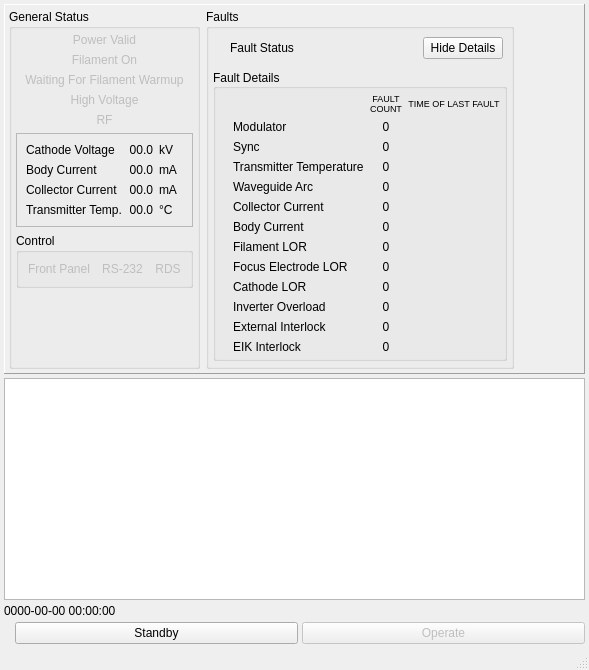
Before: the Qt Designer form src/hcr_xmit/HcrXmitCtlMainWindow.ui in NCAR/HCR_instrument, drawn with Qt 5.
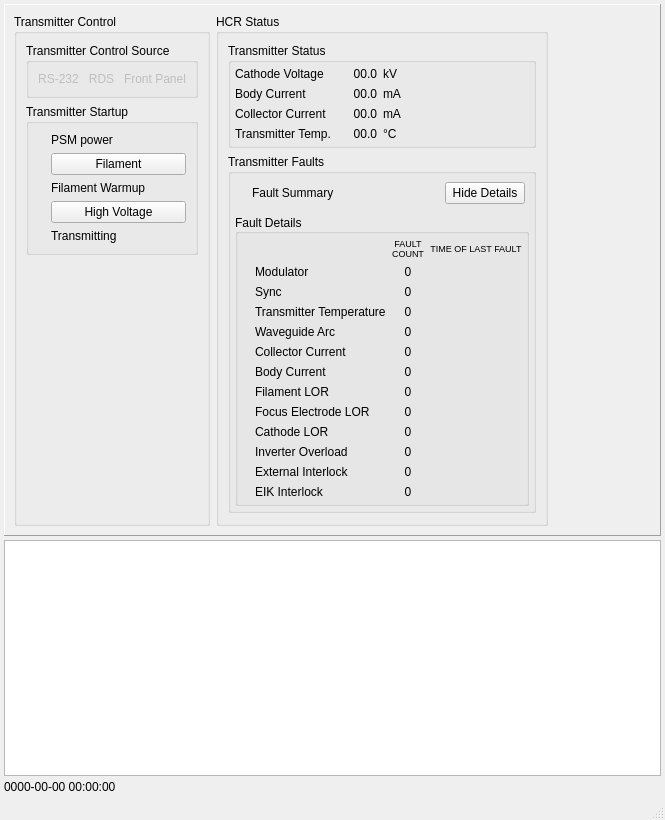
After: the same form once the commit is applied. Icons and pictures are not drawn.

Commit message: Shifted some information in the UI to clean it up and make it more clear. Transmitter start is now presented as a start sequence.

Diff of the .ui file:
```diff
--- a/src/hcr_xmit/HcrXmitCtlMainWindow.ui
+++ b/src/hcr_xmit/HcrXmitCtlMainWindow.ui
@@ -6,8 +6,8 @@
    <rect>
     <x>0</x>
     <y>0</y>
-    <width>589</width>
-    <height>670</height>
+    <width>665</width>
+    <height>820</height>
    </rect>
   </property>
   <property name="windowTitle">
@@ -36,106 +36,235 @@
        <enum>QFrame::Raised</enum>
       </property>
       <layout class="QHBoxLayout" name="horizontalLayout_3">
-       <property name="margin">
-        <number>4</number>
-       </property>
+       <item>
+        <widget class="QGroupBox" name="xmitterControlBox">
+         <property name="title">
+          <string>Transmitter Control</string>
+         </property>
+         <layout class="QVBoxLayout" name="verticalLayout_4">
+          <item>
+           <widget class="QGroupBox" name="controlSourceBox">
+            <property name="title">
+             <string>Transmitter Control Source</string>
+            </property>
+            <layout class="QHBoxLayout" name="horizontalLayout">
+             <item>
+              <widget class="QLabel" name="rs232Label">
+               <property name="enabled">
+                <bool>false</bool>
+               </property>
+               <property name="text">
+                <string>RS-232</string>
+               </property>
+               <property name="alignment">
+                <set>Qt::AlignCenter</set>
+               </property>
+              </widget>
+             </item>
+             <item>
+              <widget class="QLabel" name="rdsLabel">
+               <property name="enabled">
+                <bool>false</bool>
+               </property>
+               <property name="text">
+                <string>RDS</string>
+               </property>
+               <property name="alignment">
+                <set>Qt::AlignCenter</set>
+               </property>
+              </widget>
+             </item>
+             <item>
+              <widget class="QLabel" name="frontPanelLabel">
+               <property name="enabled">
+                <bool>false</bool>
+               </property>
+               <property name="text">
+                <string>Front Panel</string>
+               </property>
+               <property name="alignment">
+                <set>Qt::AlignCenter</set>
+               </property>
+              </widget>
+             </item>
+            </layout>
+           </widget>
+          </item>
+          <item>
+           <widget class="QGroupBox" name="xmitterStartBox">
+            <property name="title">
+             <string>Transmitter Startup</string>
+            </property>
+            <layout class="QGridLayout" name="gridLayout_3">
+             <item row="1" column="1">
+              <widget class="QPushButton" name="filamentButton">
+               <property name="enabled">
+                <bool>true</bool>
+               </property>
+               <property name="sizePolicy">
+                <sizepolicy hsizetype="MinimumExpanding" vsizetype="Preferred">
+                 <horstretch>0</horstretch>
+                 <verstretch>0</verstretch>
+                </sizepolicy>
+               </property>
+               <property name="text">
+                <string>Filament</string>
+               </property>
+              </widget>
+             </item>
+             <item row="2" column="1">
+              <widget class="QLabel" name="filamentWarmupLabel">
+               <property name="enabled">
+                <bool>true</bool>
+               </property>
+               <property name="text">
+                <string>Filament Warmup</string>
+               </property>
+              </widget>
+             </item>
+             <item row="3" column="1">
+              <widget class="QPushButton" name="hvButton">
+               <property name="enabled">
+                <bool>true</bool>
+               </property>
+               <property name="sizePolicy">
+                <sizepolicy hsizetype="MinimumExpanding" vsizetype="Preferred">
+                 <horstretch>0</horstretch>
+                 <verstretch>0</verstretch>
+                </sizepolicy>
+               </property>
+               <property name="text">
+                <string>High Voltage</string>
+               </property>
+               <property name="flat">
+                <bool>false</bool>
+               </property>
+              </widget>
+             </item>
+             <item row="1" column="0">
+              <widget class="QLabel" name="filamentIcon">
+               <property name="text">
+                <string/>
+               </property>
+               <property name="pixmap">
+                <pixmap resource="HcrXmitCtlMainWindow.qrc">:/greenLED_off.png</pixmap>
+               </property>
+              </widget>
+             </item>
+             <item row="2" column="0">
+              <widget class="QLabel" name="filamentWarmupIcon">
+               <property name="text">
+                <string/>
+               </property>
+               <property name="pixmap">
+                <pixmap resource="HcrXmitCtlMainWindow.qrc">:/greenLED_off.png</pixmap>
+               </property>
+              </widget>
+             </item>
+             <item row="3" column="0">
+              <widget class="QLabel" name="hvIcon">
+               <property name="text">
+                <string/>
+               </property>
+               <property name="pixmap">
+                <pixmap resource="HcrXmitCtlMainWindow.qrc">:/greenLED_off.png</pixmap>
+               </property>
+              </widget>
+             </item>
+             <item row="4" column="0">
+              <widget class="QLabel" name="xmittingIcon">
+               <property name="text">
+                <string/>
+               </property>
+               <property name="pixmap">
+                <pixmap resource="HcrXmitCtlMainWindow.qrc">:/greenLED_off.png</pixmap>
+               </property>
+              </widget>
+             </item>
+             <item row="4" column="1">
+              <widget class="QLabel" name="xmittingLabel">
+               <property name="text">
+                <string>Transmitting</string>
+               </property>
+              </widget>
+             </item>
+             <item row="0" column="0">
+              <widget class="QLabel" name="powerValidIcon">
+               <property name="enabled">
+                <bool>true</bool>
+               </property>
+               <property name="text">
+                <string/>
+               </property>
+               <property name="pixmap">
+                <pixmap resource="HcrXmitCtlMainWindow.qrc">:/greenLED_off.png</pixmap>
+               </property>
+               <property name="alignment">
+                <set>Qt::AlignCenter</set>
+               </property>
+              </widget>
+             </item>
+             <item row="0" column="1">
+              <widget class="QLabel" name="powerValidLabel">
+               <property name="text">
+                <string>PSM power</string>
+               </property>
+              </widget>
+             </item>
+            </layout>
+           </widget>
+          </item>
+          <item>
+           <spacer name="verticalSpacer_2">
+            <property name="orientation">
+             <enum>Qt::Vertical</enum>
+            </property>
+            <property name="sizeHint" stdset="0">
+             <size>
+              <width>20</width>
+              <height>40</height>
+             </size>
+            </property>
+           </spacer>
+          </item>
+         </layout>
+        </widget>
+       </item>
        <item>
         <widget class="QGroupBox" name="statusBox">
-         <property name="sizePolicy">
-          <sizepolicy hsizetype="Preferred" vsizetype="MinimumExpanding">
-           <horstretch>0</horstretch>
-           <verstretch>0</verstretch>
-          </sizepolicy>
-         </property>
          <property name="title">
-          <string>General Status</string>
-         </property>
-         <property name="flat">
-          <bool>false</bool>
-         </property>
-         <property name="checkable">
-          <bool>false</bool>
+          <string>HCR Status</string>
          </property>
          <layout class="QVBoxLayout" name="verticalLayout_2">
+          <item>
+           <widget class="QGroupBox" name="xmitterStatusBox">
+            <property name="sizePolicy">
+             <sizepolicy hsizetype="Preferred" vsizetype="MinimumExpanding">
+              <horstretch>0</horstretch>
+              <verstretch>0</verstretch>
+             </sizepolicy>
+            </property>
+            <property name="title">
+             <string>Transmitter Status</string>
+            </property>
+            <property name="flat">
+             <bool>false</bool>
+            </property>
+            <property name="checkable">
+             <bool>false</bool>
+            </property>
+            <layout class="QGridLayout" name="gridLayout_4" columnstretch="0,0,100" columnminimumwidth="0,40,0">
           <property name="margin">
            <number>4</number>
           </property>
-          <item>
-           <widget class="QLabel" name="powerValidLabel">
-            <property name="enabled">
-             <bool>false</bool>
-            </property>
-            <property name="text">
-             <string>Power Valid</string>
-            </property>
-            <property name="alignment">
-             <set>Qt::AlignCenter</set>
-            </property>
-           </widget>
-          </item>
-          <item>
-           <widget class="QLabel" name="filamentOnLabel">
-            <property name="enabled">
-             <bool>false</bool>
-            </property>
-            <property name="text">
-             <string>Filament On</string>
-            </property>
-            <property name="alignment">
-             <set>Qt::AlignCenter</set>
-            </property>
-           </widget>
-          </item>
-          <item>
-           <widget class="QLabel" name="filamentDelayLabel">
-            <property name="enabled">
-             <bool>false</bool>
-            </property>
-            <property name="text">
-             <string>Waiting For Filament Warmup</string>
-            </property>
-            <property name="alignment">
-             <set>Qt::AlignCenter</set>
-            </property>
-           </widget>
-          </item>
-          <item>
-           <widget class="QLabel" name="highVoltageLabel">
-            <property name="enabled">
-             <bool>false</bool>
-            </property>
-            <property name="text">
-             <string>High Voltage</string>
-            </property>
-            <property name="alignment">
-             <set>Qt::AlignCenter</set>
-            </property>
-           </widget>
-          </item>
-          <item>
-           <widget class="QLabel" name="rfLabel">
-            <property name="enabled">
-             <bool>false</bool>
-            </property>
-            <property name="text">
-             <string>RF</string>
-            </property>
-            <property name="alignment">
-             <set>Qt::AlignCenter</set>
-            </property>
-           </widget>
-          </item>
-          <item>
-           <widget class="QFrame" name="frame">
-            <property name="frameShape">
-             <enum>QFrame::StyledPanel</enum>
-            </property>
-            <property name="frameShadow">
-             <enum>QFrame::Raised</enum>
-            </property>
-            <layout class="QGridLayout" name="gridLayout">
              <item row="0" column="0">
               <widget class="QLabel" name="cathodeVoltageTitle">
+               <property name="sizePolicy">
+                <sizepolicy hsizetype="Minimum" vsizetype="Preferred">
+                 <horstretch>0</horstretch>
+                 <verstretch>0</verstretch>
+                </sizepolicy>
+               </property>
                <property name="text">
                 <string>Cathode Voltage </string>
                </property>
@@ -143,6 +272,12 @@
              </item>
              <item row="0" column="1">
               <widget class="QLabel" name="cathodeVoltageValue">
+               <property name="sizePolicy">
+                <sizepolicy hsizetype="Preferred" vsizetype="Preferred">
+                 <horstretch>0</horstretch>
+                 <verstretch>0</verstretch>
+                </sizepolicy>
+               </property>
                <property name="text">
                 <string>00.0</string>
                </property>
@@ -166,6 +301,12 @@
              </item>
              <item row="1" column="0">
               <widget class="QLabel" name="bodyCurrentTitle">
+               <property name="sizePolicy">
+                <sizepolicy hsizetype="Minimum" vsizetype="Preferred">
+                 <horstretch>0</horstretch>
+                 <verstretch>0</verstretch>
+                </sizepolicy>
+               </property>
                <property name="text">
                 <string>Body Current </string>
                </property>
@@ -194,32 +335,14 @@
                </property>
               </widget>
              </item>
-             <item row="3" column="1">
-              <widget class="QLabel" name="xmitterTempValue">
-               <property name="text">
-                <string>&lt;html&gt;&lt;head/&gt;&lt;body&gt;&lt;p&gt;00.0&lt;/p&gt;&lt;/body&gt;&lt;/html&gt;</string>
-               </property>
-               <property name="alignment">
-                <set>Qt::AlignRight|Qt::AlignTrailing|Qt::AlignVCenter</set>
-               </property>
-              </widget>
-             </item>
-             <item row="3" column="2">
-              <widget class="QLabel" name="xmitterTempUnits">
-               <property name="text">
-                <string>°C</string>
-               </property>
-              </widget>
-             </item>
-             <item row="3" column="0">
-              <widget class="QLabel" name="xmitterTempTitle">
-               <property name="text">
-                <string>Transmitter Temp.</string>
-               </property>
-              </widget>
-             </item>
              <item row="2" column="0">
               <widget class="QLabel" name="collectorCurrentTitle">
+               <property name="sizePolicy">
+                <sizepolicy hsizetype="Minimum" vsizetype="Preferred">
+                 <horstretch>0</horstretch>
+                 <verstretch>0</verstretch>
+                </sizepolicy>
+               </property>
                <property name="text">
                 <string>Collector Current</string>
                </property>
@@ -248,72 +371,47 @@
                </property>
               </widget>
              </item>
-            </layout>
-           </widget>
-          </item>
-          <item>
-           <widget class="QGroupBox" name="controlBox">
-            <property name="title">
-             <string>Control</string>
-            </property>
-            <layout class="QHBoxLayout" name="horizontalLayout">
-             <property name="spacing">
-              <number>12</number>
-             </property>
-             <item>
-              <widget class="QLabel" name="frontPanelLabel">
-               <property name="enabled">
-                <bool>false</bool>
-               </property>
+             <item row="3" column="0">
+              <widget class="QLabel" name="xmitterTempTitle">
+               <property name="sizePolicy">
+                <sizepolicy hsizetype="Minimum" vsizetype="Preferred">
+                 <horstretch>0</horstretch>
+                 <verstretch>0</verstretch>
+                </sizepolicy>
+               </property>
                <property name="text">
-                <string>Front Panel</string>
+                <string>Transmitter Temp.</string>
                </property>
-               <property name="alignment">
-                <set>Qt::AlignCenter</set>
-               </property>
               </widget>
              </item>
-             <item>
-              <widget class="QLabel" name="rs232Label">
-               <property name="enabled">
-                <bool>false</bool>
+             <item row="3" column="1">
+              <widget class="QLabel" name="xmitterTempValue">
+               <property name="sizePolicy">
+                <sizepolicy hsizetype="Preferred" vsizetype="Preferred">
+                 <horstretch>0</horstretch>
+                 <verstretch>0</verstretch>
+                </sizepolicy>
                </property>
                <property name="text">
-                <string>RS-232</string>
+                <string>00.0</string>
                </property>
                <property name="alignment">
-                <set>Qt::AlignCenter</set>
+                <set>Qt::AlignRight|Qt::AlignTrailing|Qt::AlignVCenter</set>
                </property>
               </widget>
              </item>
-             <item>
-              <widget class="QLabel" name="rdsLabel">
-               <property name="enabled">
-                <bool>false</bool>
+             <item row="3" column="2">
+              <widget class="QLabel" name="xmitterTempUnits">
+               <property name="sizePolicy">
+                <sizepolicy hsizetype="Minimum" vsizetype="Preferred">
+                 <horstretch>0</horstretch>
+                 <verstretch>0</verstretch>
+                </sizepolicy>
                </property>
                <property name="text">
-                <string>RDS</string>
+                <string>°C</string>
                </property>
-               <property name="alignment">
-                <set>Qt::AlignCenter</set>
-               </property>
               </widget>
-             </item>
-            </layout>
-           </widget>
-          </item>
-          <item>
-           <spacer name="verticalSpacer_2">
-            <property name="orientation">
-             <enum>Qt::Vertical</enum>
-            </property>
-            <property name="sizeHint" stdset="0">
-             <size>
-              <width>20</width>
-              <height>1</height>
-             </size>
-            </property>
-           </spacer>
           </item>
          </layout>
         </widget>
@@ -327,7 +425,7 @@
           </sizepolicy>
          </property>
          <property name="title">
-          <string>Faults</string>
+             <string>Transmitter Faults</string>
          </property>
          <layout class="QVBoxLayout" name="verticalLayout">
           <property name="margin">
@@ -370,7 +468,7 @@
              <item>
               <widget class="QLabel" name="faultSummaryLabel">
                <property name="text">
-                <string>Fault Status</string>
+                   <string>Fault Summary</string>
                </property>
               </widget>
              </item>
@@ -1018,6 +1116,9 @@
             </layout>
            </widget>
           </item>
+            </layout>
+           </widget>
+          </item>
           <item>
            <spacer name="verticalSpacer">
             <property name="orientation">
@@ -1041,7 +1142,7 @@
          </property>
          <property name="sizeHint" stdset="0">
           <size>
-           <width>1</width>
+           <width>13</width>
            <height>13</height>
           </size>
          </property>
@@ -1093,67 +1194,6 @@
       </property>
      </widget>
     </item>
-    <item>
-     <layout class="QHBoxLayout" name="horizontalLayout_14">
-      <property name="spacing">
-       <number>4</number>
-      </property>
-      <property name="margin">
-       <number>0</number>
-      </property>
-      <item>
-       <widget class="QLabel" name="unitOnLabel">
-        <property name="enabled">
-         <bool>true</bool>
-        </property>
-        <property name="sizePolicy">
-         <sizepolicy hsizetype="Minimum" vsizetype="Preferred">
-          <horstretch>0</horstretch>
-          <verstretch>0</verstretch>
-         </sizepolicy>
-        </property>
-        <property name="text">
-         <string/>
-        </property>
-        <property name="pixmap">
-         <pixmap resource="HcrXmitCtlMainWindow.qrc">:/greenLED_off.png</pixmap>
-        </property>
-       </widget>
-      </item>
-      <item>
-       <widget class="QPushButton" name="standbyButton">
-        <property name="enabled">
-         <bool>true</bool>
-        </property>
-        <property name="sizePolicy">
-         <sizepolicy hsizetype="MinimumExpanding" vsizetype="Preferred">
-          <horstretch>0</horstretch>
-          <verstretch>0</verstretch>
-         </sizepolicy>
-        </property>
-        <property name="text">
-         <string>Standby</string>
-        </property>
-       </widget>
-      </item>
-      <item>
-       <widget class="QPushButton" name="operateButton">
-        <property name="enabled">
-         <bool>false</bool>
-        </property>
-        <property name="sizePolicy">
-         <sizepolicy hsizetype="MinimumExpanding" vsizetype="Preferred">
-          <horstretch>0</horstretch>
-          <verstretch>0</verstretch>
-         </sizepolicy>
-        </property>
-        <property name="text">
-         <string>Operate</string>
-        </property>
-       </widget>
-      </item>
-     </layout>
-    </item>
    </layout>
   </widget>
   <widget class="QStatusBar" name="statusBar"/>
```
Left out of the diff: 6 changed lines with no effect on the pictures. Lines whose indentation alone changed are shown as unchanged. The commit also changes 4 other files.
